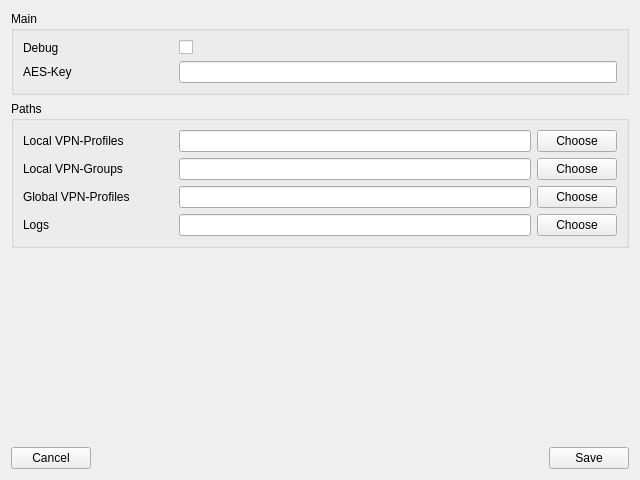
This is vpnsetting.ui in theinvisible/openfortigui as Qt 5 draws it before an edit. The edited form follows.
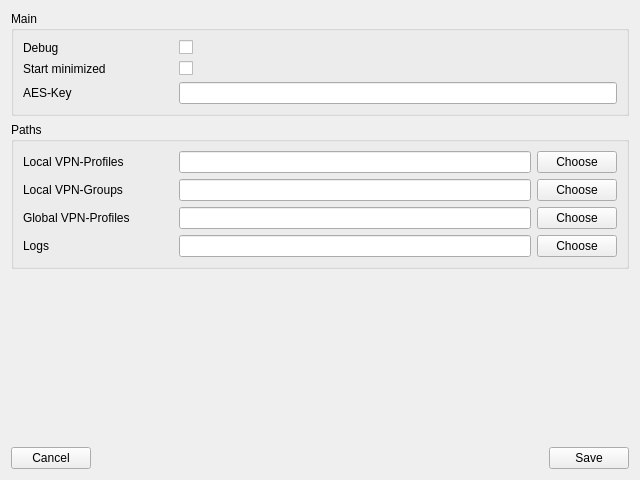
This is the edited form.

Commit message: Added option to start minimized Update and changes for latest upstream version of qtinyaes

Patch:
```diff
--- a/vpnsetting.ui
+++ b/vpnsetting.ui
@@ -35,7 +35,7 @@
           </property>
          </widget>
         </item>
-        <item row="1" column="0">
+        <item row="2" column="0">
          <widget class="QLabel" name="label_2">
           <property name="minimumSize">
            <size>
@@ -55,9 +55,29 @@
           </property>
          </widget>
         </item>
-        <item row="1" column="1">
+        <item row="2" column="1">
          <widget class="QLineEdit" name="leAESKey"/>
         </item>
+        <item row="1" column="0">
+         <widget class="QLabel" name="label_7">
+          <property name="minimumSize">
+           <size>
+            <width>150</width>
+            <height>0</height>
+           </size>
+          </property>
+          <property name="text">
+           <string>Start minimized</string>
+          </property>
+         </widget>
+        </item>
+        <item row="1" column="1">
+         <widget class="QCheckBox" name="cbStartMinimized">
+          <property name="text">
+           <string/>
+          </property>
+         </widget>
+        </item>
        </layout>
       </item>
      </layout>
```
The commit also changes 8 other files.
